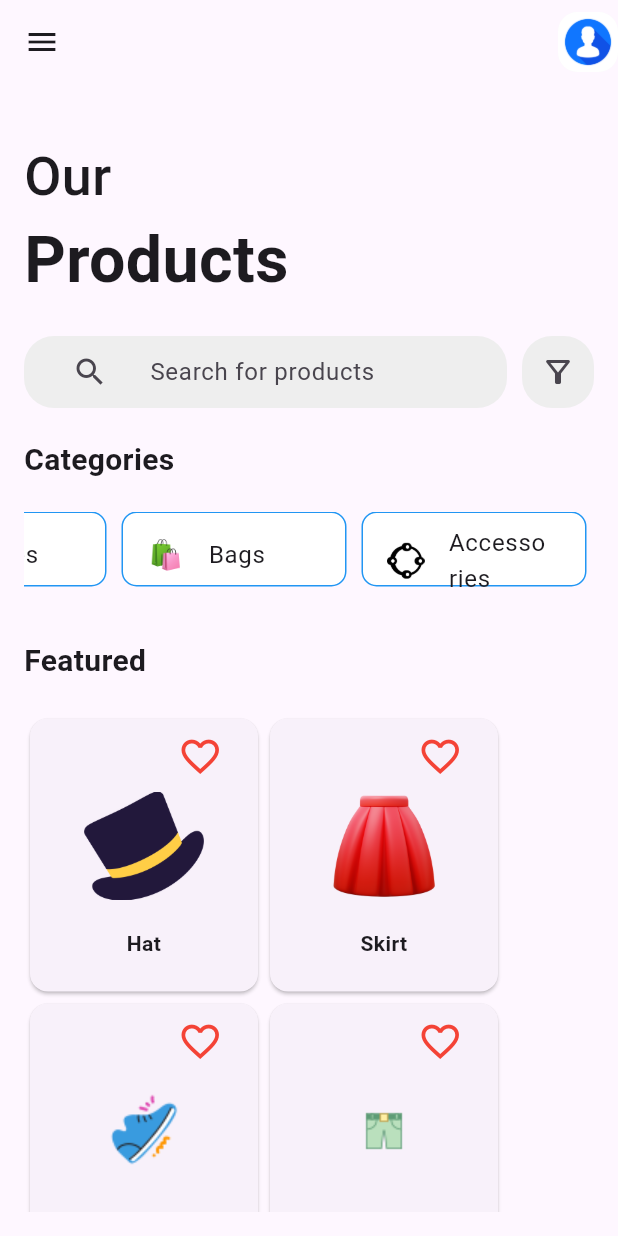
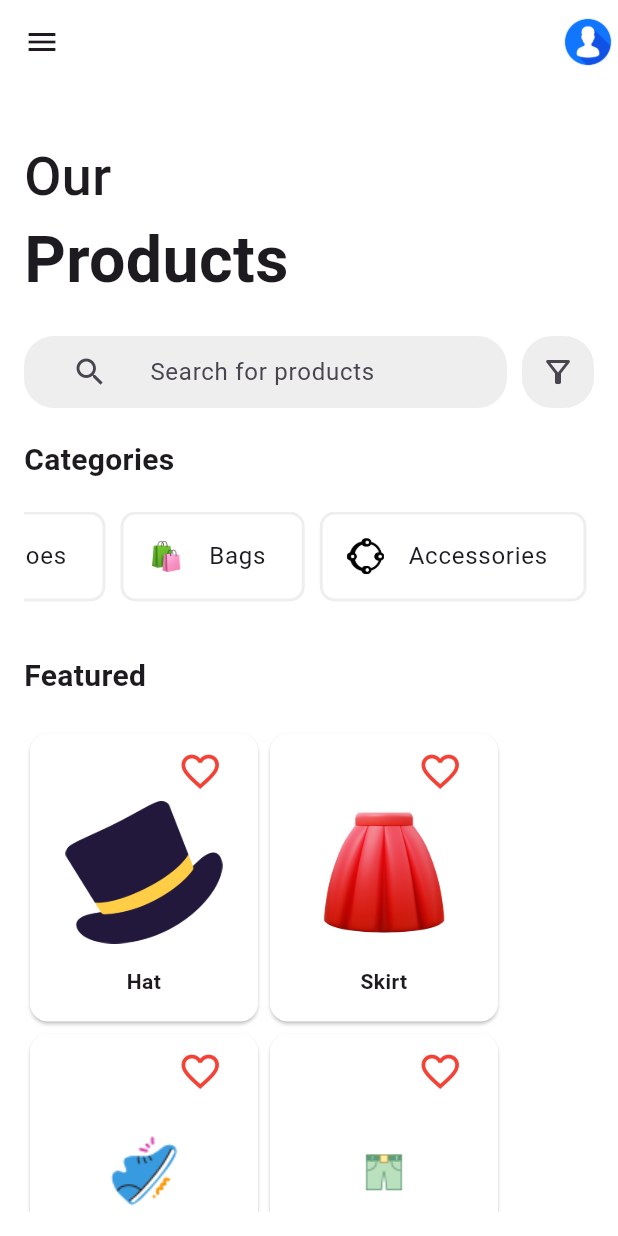
Before and after one commit to ogolaSospeter/Smart-Shop, a Flutter app: the Home screen opened directly, after a tap on "Hat", after a tap on the "arrow back" icon, on a phone screen of 412 x 824 dp. Run offline on Flutter 3.47's test engine with Material 3 defaults, Android fonts, the light colour scheme and no system bars; our stand-ins replace google_fonts, hive_flutter; accounts and stored records are empty.

Commit message:
Main Page updates

```diff
--- a/lib/main.dart
+++ b/lib/main.dart
@@ -1,11 +1,18 @@
 import 'package:flutter/material.dart';
 import 'package:hive_flutter/hive_flutter.dart';
+import 'package:provider/provider.dart';
 import 'package:smartshop/config/routes.dart';
+import 'package:smartshop/themes/theme.dart';
 
 void main() async {
   WidgetsFlutterBinding.ensureInitialized();
   await _initHive();
-  runApp(const MyApp());
+  runApp(
+    ChangeNotifierProvider(
+      create: (_) => ThemeNotifier(),
+      child: const MyApp(),
+    ),
+  );
 }
 
 class MyApp extends StatelessWidget {
@@ -14,12 +21,12 @@
   // This widget is the root of your application.
   @override
   Widget build(BuildContext context) {
+    final ThemeNotifier themeNotifier = Provider.of<ThemeNotifier>(context);
     return MaterialApp(
       title: 'My Smart One Stop Shop',
-      theme: ThemeData(
-        colorScheme: ColorScheme.fromSeed(seedColor: Colors.deepPurple),
-        useMaterial3: true,
-      ),
+      themeMode: themeNotifier.currentTheme,
+      theme: ThemeData.light(),
+      darkTheme: ThemeData.dark(),
       routes: Routes.getRoute(),
       initialRoute: "/",
       debugShowCheckedModeBanner: false,
--- a/lib/themes/theme.dart
+++ b/lib/themes/theme.dart
@@ -27,7 +27,7 @@
   static TextStyle h6Style = const TextStyle(fontSize: 14);
 
   static List<BoxShadow> shadow = <BoxShadow>[
-    BoxShadow(color: Color(0xfff8f8f8), blurRadius: 10, spreadRadius: 15),
+    const BoxShadow(color: Color(0xfff8f8f8), blurRadius: 10, spreadRadius: 15),
   ];
 
   static EdgeInsets padding =
@@ -44,3 +44,16 @@
     return MediaQuery.of(context).size.height;
   }
 }
+
+class ThemeNotifier with ChangeNotifier {
+  bool _isDarkMode = false;
+
+  bool get isDarkMode => _isDarkMode;
+
+  ThemeMode get currentTheme => _isDarkMode ? ThemeMode.dark : ThemeMode.light;
+
+  void toggleTheme() {
+    _isDarkMode = !_isDarkMode;
+    notifyListeners();
+  }
+}
--- a/lib/ui/home.dart
+++ b/lib/ui/home.dart
@@ -1,11 +1,17 @@
 import 'package:flutter/material.dart';
+import 'package:hive_flutter/hive_flutter.dart';
+import 'package:provider/provider.dart';
+import 'package:smartshop/themes/theme.dart';
 import 'package:smartshop/ui/product_page.dart';
 import 'package:smartshop/ui/profile.dart';
 import 'package:smartshop/ui/shopping_cart.dart';
 import 'package:smartshop/ui/signIn.dart';
 
 class Home extends StatelessWidget {
-  const Home({super.key});
+  Home({super.key});
+
+  //fetch the user name from the Hive box
+  final _userAccount = Hive.box("accounts");
 
   @override
   Widget build(BuildContext context) {
@@ -35,7 +41,10 @@
             ),
           ),
         ],
+        backgroundColor: Colors.white,
+        scrolledUnderElevation: 10,
       ),
+      backgroundColor: Colors.white,
       drawer: SafeArea(
         child: Drawer(
           width: 230.0,
@@ -97,11 +106,18 @@
                 leading: const Icon(Icons.person),
                 title: const Text("Profile"),
               ),
-              const ListTile(
-                leading: Icon(Icons.color_lens),
-                title: Text("Themes"),
+              ListTile(
+                onTap: () {
+                  //Toggling the light and dark theme
+                  Provider.of<ThemeNotifier>(context, listen: false)
+                      .toggleTheme();
+                },
+                leading: const Icon(Icons.color_lens),
+                title: const Text("Themes"),
               ),
-              ListTile(
+              Padding(
+                padding: const EdgeInsets.only(top: 230.0),
+                child: ListTile(
                   onTap: () {
                     Navigator.of(context).pushReplacement(
                       MaterialPageRoute(
@@ -113,7 +129,56 @@
                   },
                   leading: const Icon(Icons.logout),
                   title: const Text("Logout"),
-              )
+                ),
+              ),
+              //add a profile circle avatar and the user's name in a row
+              Column(
+                children: [
+                  const SizedBox(width: 20.0),
+                  const CircleAvatar(
+                    radius: 20.0,
+                    backgroundImage: AssetImage('assets/profile.jpg'),
+                  ),
+                  const SizedBox(width: 20.0),
+                  Text(
+                    "Hello, ${_userAccount.get("userName")}",
+                    style: const TextStyle(
+                      fontSize: 20.0,
+                      fontWeight: FontWeight.bold,
+                    ),
+                  ),
+                ],
+              ),
+              //An arrow-down icon that when clicked pops up the logout button
+              const SizedBox(height: 1.0),
+              PopupMenuButton(
+                icon: const Icon(Icons.arrow_drop_down),
+                onSelected: (value) {
+                  // if (value == 'logout') {
+                  //   Navigator.of(context).pushReplacement(
+                  //     MaterialPageRoute(
+                  //       builder: (BuildContext context) {
+                  //         return const Login();
+                  //       },
+                  //     ),
+                  //   );
+                  // }
+                },
+                itemBuilder: (BuildContext context) {
+                  return [
+                    const PopupMenuItem(
+                      value: 'logout',
+                      height: 10.0,
+                      child: ListTile(
+                        leading: Icon(
+                          Icons.logout,
+                        ),
+                        title: Text("Logout"),
+                      ),
+                    ),
+                  ];
+                },
+              ),
             ],
           ),
         ),
@@ -139,8 +204,15 @@
     {'name': 'Sneakers', 'icon': 'assets/images/sneakers.png'},
     //Shorts
     {'name': 'Shorts', 'icon': 'assets/categories/kidswear.png'},
+    //Sports Rubber Shoes
+    {'name': 'Sports Rubber Shoes', 'icon': 'assets/small_tilt_shoe_1.png'},
+    // Rubber Shoes
+    {'name': 'Rubber Shoes', 'icon': 'assets/small_tilt_shoe_2.png'},
+
     //Shoes
-    {'name': 'Shoes', 'icon': 'assets/categories/shoes.png'},
+    {'name': 'Shoes', 'icon': 'assets/small_tilt_shoe_3.png'},
+    //Watch
+    {'name': 'Watch', 'icon': 'assets/watch.png'},
     // {'name': 'Shirt', 'icon': 'https://img.icons8.com/ios/50/shirt.png'},
     // {'name': 'Trousers', 'icon': 'https://img.icons8.com/ios/50/trousers.png'},
     // {'name': 'Shoes', 'icon': 'https://img.icons8.com/ios/50/shoes.png'},
@@ -290,7 +362,10 @@
                 children: categories.map((category) {
                   return Padding(
                     padding: const EdgeInsets.symmetric(horizontal: 5),
-                    child: categoryWidget(category['name']!, category['icon']!),
+                    child: CategoryWidget(
+                      category: category['name']!,
+                      icon: category['icon']!,
+                    ),
                   );
                 }).toList(),
               ),
@@ -325,35 +400,96 @@
   }
 }
 
-//create a reusable widget for the categories
-Widget categoryWidget(String category, String icon) {
+//reusable widget for the categories
+// Create a reusable stateful widget for the categories
+class CategoryWidget extends StatefulWidget {
+  final String category;
+  final String icon;
+
+  const CategoryWidget({super.key, required this.category, required this.icon});
+
+  @override
+  // ignore: library_private_types_in_public_api
+  _CategoryWidgetState createState() => _CategoryWidgetState();
+}
+
+class _CategoryWidgetState extends State<CategoryWidget> {
+  bool isSelected = false;
+
+  @override
+  Widget build(BuildContext context) {
     return Column(
       children: [
-      Container(
-        width: 150,
-        height: 50,
+        IntrinsicWidth(
+          child: GestureDetector(
+            onTap: () {
+              setState(() {
+                isSelected = !isSelected;
+              });
+            },
+            child: Container(
               decoration: BoxDecoration(
                 color: Colors.white,
                 borderRadius: BorderRadius.circular(10),
                 border: Border.all(
-            color: Colors.blue,
-            width: 1,
+                  color: isSelected ? Colors.blue : Colors.grey[200]!,
+                  width: 2,
                 ),
                 shape: BoxShape.rectangle,
               ),
               child: ListTile(
                 leading: Image.asset(
-            icon,
+                  widget.icon,
                   height: 25,
                   width: 25,
                 ),
-          title: Text(category),
+                title: Text(widget.category),
+              ),
+            ),
           ),
         ),
         const SizedBox(height: 5),
       ],
     );
   }
+}
+
+// Widget categoryWidget(String category, String icon) {
+//   bool isSelected = false;
+//   return Column(
+//     children: [
+//       IntrinsicWidth(
+//         child: GestureDetector(
+//           onTap: () {
+//             isSelected = !isSelected;
+//           },
+//           child: Container(
+//             decoration: BoxDecoration(
+//               color: Colors.white,
+//               borderRadius: BorderRadius.circular(10),
+//               border: Border.all(
+//                 color:
+//                     // ignore: dead_code
+//                     isSelected ? Colors.blue : Colors.grey[200]!,
+//                 width: 2,
+//               ),
+//               shape: BoxShape.rectangle,
+//             ),
+//             child: ListTile(
+//               leading: Image.asset(
+//                 icon,
+//                 height: 25,
+//                 width: 25,
+//               ),
+//               title: Text(category),
+//             ),
+//           ),
+//         ),
+//       ),
+//       const SizedBox(height: 5),
+//     ],
+//   );
+// }
 
 class ProductCards extends StatelessWidget {
   const ProductCards({super.key, required this.name, required this.image});
@@ -363,18 +499,19 @@
 
   @override
   Widget build(BuildContext context) {
-    return SizedBox(
-      height: 190,
-      width: 160,
-      child: GestureDetector(
+    return GestureDetector(
       onTap: () => {
-          Navigator.of(context).pushReplacement(
-              MaterialPageRoute(builder: (BuildContext context) {
+        Navigator.of(context)
+            .pushReplacement(MaterialPageRoute(builder: (BuildContext context) {
           //return the product page with the name as the title
           return ProductPage(title: name, image: image);
         }))
       },
+      child: SizedBox(
+        height: 200,
+        width: 160,
         child: Card(
+          color: Colors.white,
           child: Column(
             children: [
               const SizedBox(height: 5),
@@ -384,10 +521,13 @@
                     color: Colors.red, size: 30),
               ),
               const SizedBox(height: 5),
-              Image.asset(
+              AspectRatio(
+                aspectRatio: 1.6,
+                child: Image.asset(
                   image,
-                height: 80,
-                width: 80,
+                  height: 150,
+                  width: 150,
+                ),
               ),
               const SizedBox(height: 15),
               Text(
--- a/lib/ui/product_page.dart
+++ b/lib/ui/product_page.dart
@@ -39,7 +39,7 @@
             Navigator.of(context).pushReplacement(
               MaterialPageRoute(
                 builder: (BuildContext context) {
-                  return const Home();
+                  return Home();
                 },
               ),
             );
@@ -67,7 +67,10 @@
                   ),
           ),
         ],
+        scrolledUnderElevation: 1.2,
+        backgroundColor: Colors.white,
       ),
+      backgroundColor: Colors.white,
       body: Padding(
         padding: const EdgeInsets.symmetric(vertical: 20.0, horizontal: 10.0),
         child: Center(
@@ -136,9 +139,13 @@
                 child: Row(
                   mainAxisAlignment: MainAxisAlignment.spaceBetween,
                   children: [
-                    Text(
-                      widget.title.toUpperCase(),
-                      style: Theme.of(context).textTheme.headlineMedium,
+                    Wrap(
+                      children: [
+                        Text(
+                          widget.title.toUpperCase(),
+                          style: Theme.of(context).textTheme.headlineMedium,
+                        ),
+                      ],
                     ),
                     Container(
                       height: 60,
--- a/lib/ui/signIn.dart
+++ b/lib/ui/signIn.dart
@@ -27,7 +27,7 @@
   @override
   Widget build(BuildContext context) {
     if (_boxLogin.get("loginStatus") ?? false) {
-      return const Home();
+      return Home();
     }
 
     return Scaffold(
@@ -132,7 +132,7 @@
                           context,
                           MaterialPageRoute(
                             builder: (context) {
-                              return const Home();
+                              return Home();
                             },
                           ),
                         );
--- a/pubspec.yaml
+++ b/pubspec.yaml
@@ -40,6 +40,7 @@
   cupertino_icons: ^1.0.6
   url_launcher: 6.3.0
   google_fonts: ^6.2.1
+  provider: ^6.1.2
 
 dev_dependencies:
   flutter_test:
```
Also changed, not shown: pubspec.lock. Lines whose indentation alone changed are shown as unchanged.
